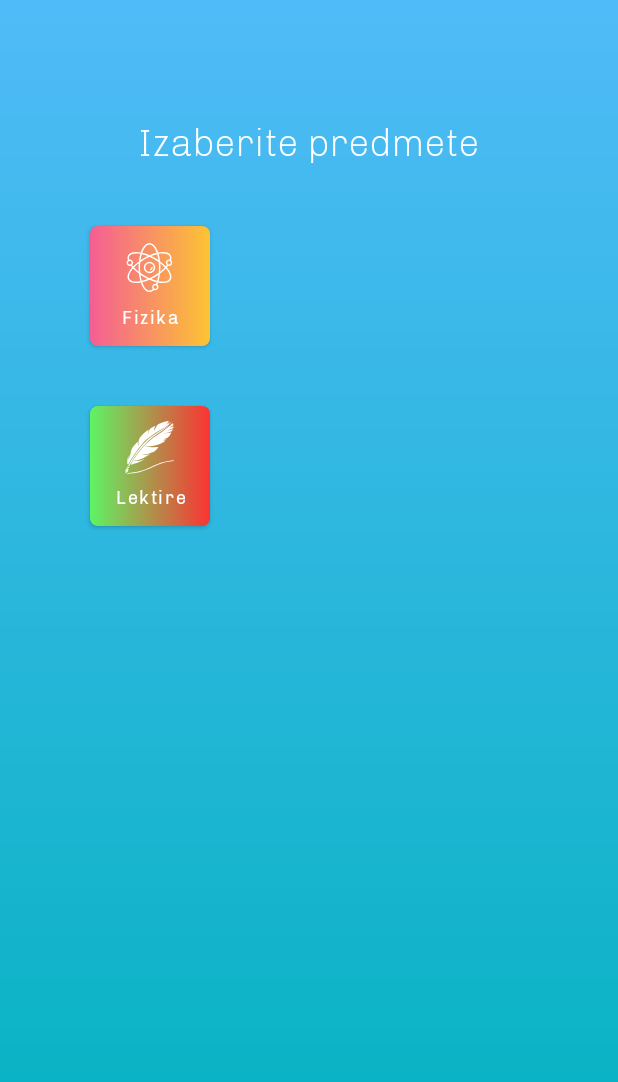
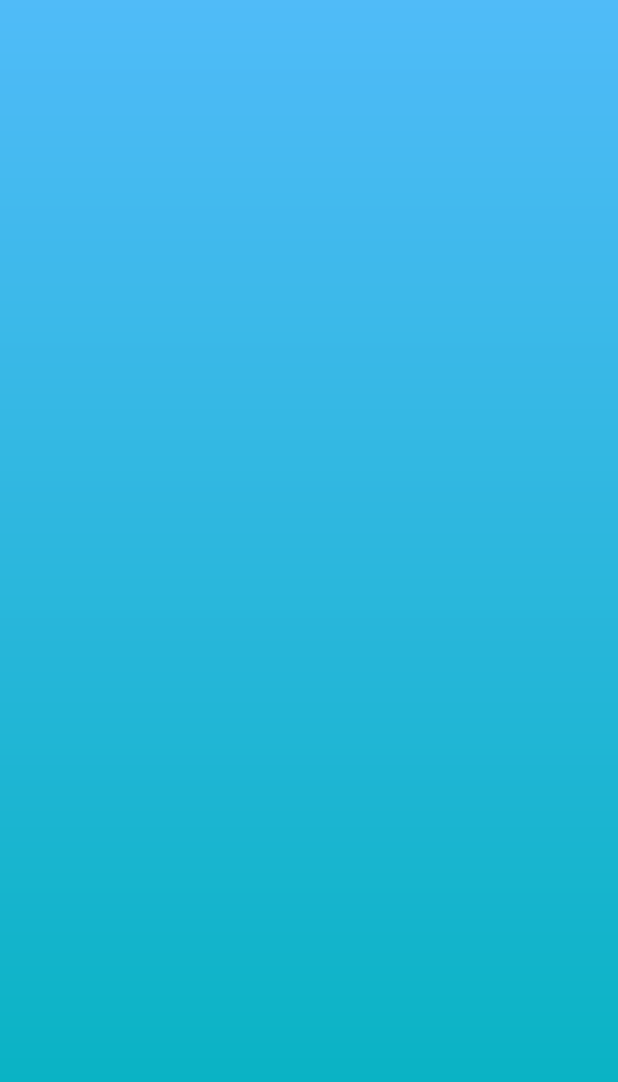
Before and after one commit to AnaJozic/instrukciopedija, an Android app: the SubjectChoicesActivity screen opened directly, with no data from a screen before it, on a phone screen of 412 x 824 dp. Shown: the top 1082 px of the screen. Run offline under Robolectric (Android 15) with nearby library versions, the phone set to English and light mode, and no system bars.

Commit message:
didnt do anything

```diff
--- a/app/src/main/res/layout/activity_subject_choices.xml
+++ b/app/src/main/res/layout/activity_subject_choices.xml
@@ -7,54 +7,5 @@
     android:fillViewport="true"
     android:background="@drawable/grad_bg">
 
-    <LinearLayout
-        android:layout_width="match_parent"
-        android:layout_height="wrap_content"
-        android:orientation="vertical"
-        android:scrollbars="vertical">
-
-        <TextView
-            android:layout_width="match_parent"
-            android:layout_height="wrap_content"
-            android:layout_marginTop="80dp"
-            android:fontFamily="@font/chivo_light"
-            android:gravity="center_horizontal"
-            android:text="@string/izaberite_predmete"
-            android:textAlignment="center"
-            android:textColor="@color/white"
-            android:textSize="25sp" />
-
-        <Button
-            android:layout_width="80dp"
-            android:layout_height="80dp"
-            android:layout_marginStart="60dp"
-            android:layout_marginLeft="60dp"
-            android:layout_marginTop="40dp"
-            android:background="@drawable/button_one"
-            android:drawableTop="@drawable/ic_atom"
-            android:fontFamily="@font/chivo_regular"
-            android:text="@string/fizika"
-            android:textAllCaps="false"
-            android:textSize="12sp"
-            app:backgroundTint="#00FFFFFF"
-            app:backgroundTintMode="add" />
-
-        <Button
-            android:layout_width="80dp"
-            android:layout_height="80dp"
-            android:layout_marginStart="60dp"
-            android:layout_marginLeft="60dp"
-            android:layout_marginTop="40dp"
-            android:background="@drawable/button_two"
-            android:drawableTop="@drawable/ic_quill_drawing_a_line"
-            android:fontFamily="@font/chivo_regular"
-            android:text="Lektire"
-            android:textSize="12sp"
-            android:textAllCaps="false"
-            app:backgroundTint="#00FFFFFF"
-            app:backgroundTintMode="add"
-            tools:ignore="HardcodedText" />
-    </LinearLayout>
-
 
 </ScrollView>
```
